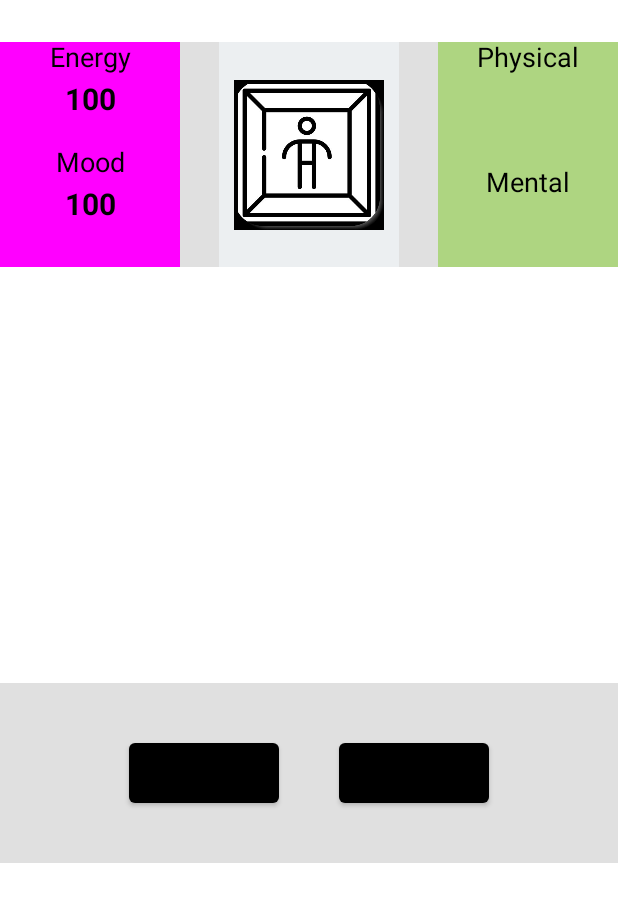
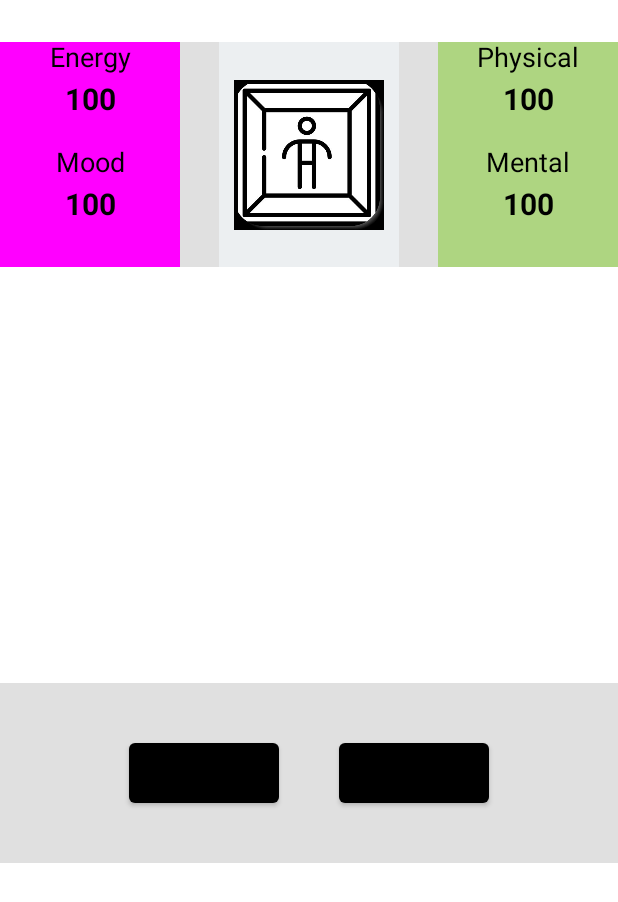
Before and after one commit to technexx/AThirdJetpackComposeStory, an Android app built with Jetpack Compose: the screen it shows after launch (MainActivity), on a phone screen of 412 x 824 dp. Shown: the top 902 px of the screen. Run offline under Robolectric (Android 15) with nearby library versions, the phone set to English and light mode, and no system bars; our stand-ins replace constraintlayout-compose.

Commit message:
stats now evenly aligned on both sides

```diff
--- a/app/src/main/java/a/third/jetpack/compose/myapplication/MainActivity.kt
+++ b/app/src/main/java/a/third/jetpack/compose/myapplication/MainActivity.kt
@@ -85,7 +85,6 @@ fun FullView() {
                     .fillMaxHeight()
                     .width(120.dp)
                     .background(colorResource(id = R.color.android_magenta)),
-//                    verticalArrangement = Arrangement.SpaceBetween,
                     horizontalAlignment = Alignment.CenterHorizontally
                 )
                 {
@@ -117,11 +116,13 @@ fun FullView() {
                     .fillMaxHeight()
                     .width(120.dp)
                     .background(colorResource(id = R.color.lighter_green)),
-                    verticalArrangement = Arrangement.SpaceBetween,
-                    horizontalAlignment = Alignment.CenterHorizontally) {
+                    horizontalAlignment = Alignment.CenterHorizontally
+                ) {
+                    StatTextHeader("Physical",0, 0, 0, 0)
+                    StatTextBody(100, topPadding = 5)
 
-                    StatTextHeader("Physical",0, 0, 0, 0)
-                    StatTextHeader("Mental", 0, 45, 0, 0)
+                    StatTextHeader("Mental", 20, 0, 0, 0)
+                    StatTextBody(100, topPadding = 5)
                 }
             }
         }
```
